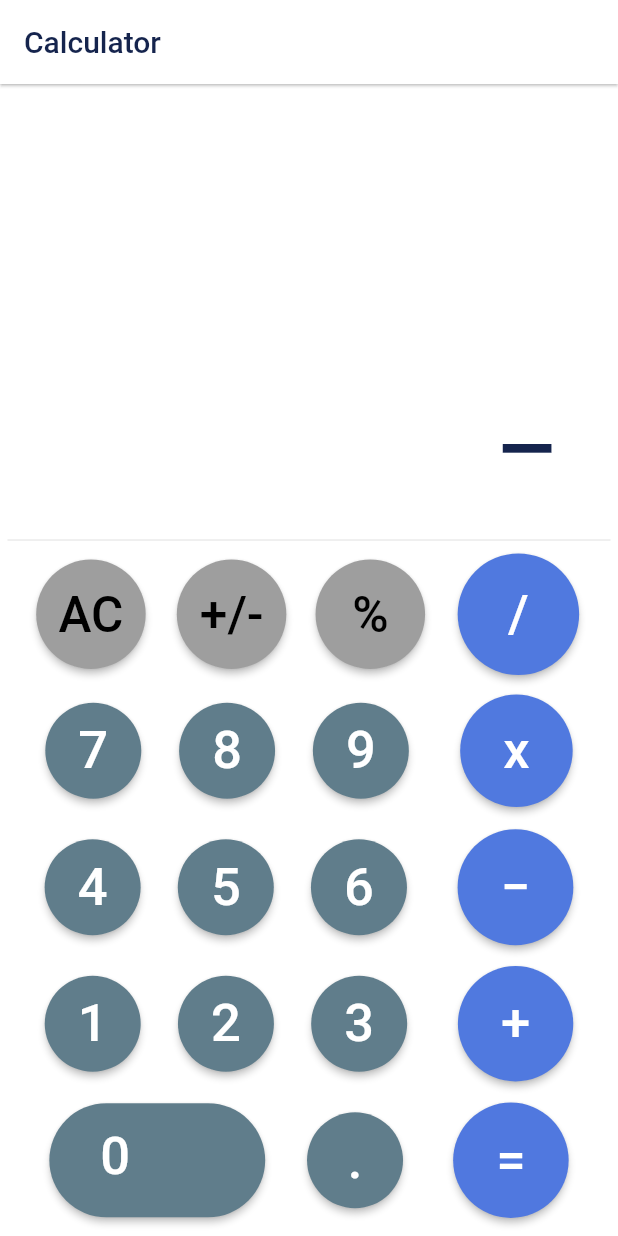
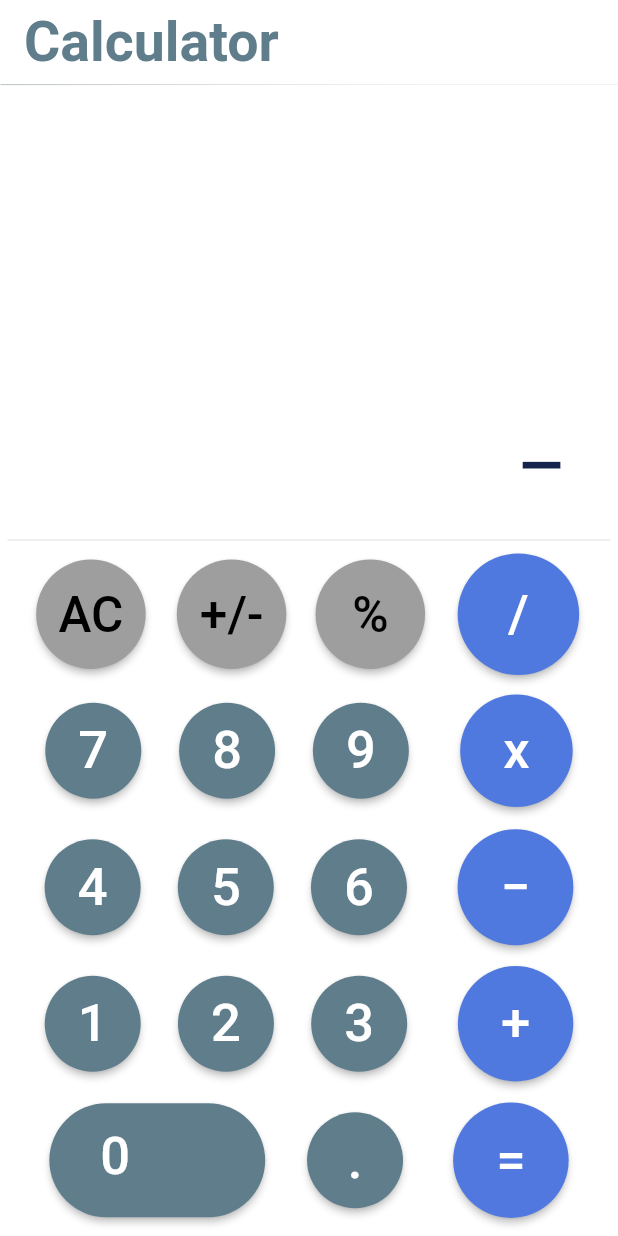
Before and after one commit to Sureiamdiamond/Flutter-Calculator-, a Flutter app: the screen it shows after launch, after a tap on "+/-", on a phone screen of 412 x 824 dp. Run offline on Flutter 3.47's test engine with Material 2 defaults, Android fonts, the phone set to English and light mode, and no system bars.

Commit message:
Design Completed

```diff
--- a/lib/Calculator.dart
+++ b/lib/Calculator.dart
@@ -5,6 +5,7 @@ class Calculator extends StatefulWidget {
   const Calculator({super.key});
 
   @override
+  // ignore: library_private_types_in_public_api
   _CalculatorState createState() => _CalculatorState();
 }
 
@@ -21,7 +22,7 @@ class _CalculatorState extends State<Calculator> {
         backgroundColor: MaterialStatePropertyAll(buttonColor),
         padding: const MaterialStatePropertyAll(EdgeInsets.all(17)),
       ),
-      child: Text('$buttonText',
+      child: Text(buttonText,
         style: TextStyle(
           fontSize: 33,
           color: textColor,
@@ -40,7 +41,7 @@ class _CalculatorState extends State<Calculator> {
         backgroundColor: MaterialStatePropertyAll(buttonColor),
         padding: const MaterialStatePropertyAll(EdgeInsets.all(20)),
       ),
-      child: Text('$buttonText',
+      child: Text(buttonText,
         style: TextStyle(
           fontSize: 35,
           color: textColor,
@@ -55,8 +56,9 @@ class _CalculatorState extends State<Calculator> {
     return Scaffold(
       backgroundColor: Colors.white,
       appBar: AppBar(
-        elevation: 0.8,
-        title: const Text('Calculator' , style: TextStyle(color:  Color(0xFF15244D)),),
+        elevation: 0.3,
+        shadowColor:  Colors.blueGrey[500],
+        title:  Text('Calculator' , style: TextStyle(color: Colors.blueGrey[500] , fontSize: 37 , fontWeight: FontWeight.bold),),
         backgroundColor: Colors.white,
       ),
       body: Padding(
@@ -70,28 +72,31 @@ class _CalculatorState extends State<Calculator> {
               child: Row(
                 mainAxisAlignment: MainAxisAlignment.end,
                 children: <Widget>[
-                  Padding(
-                    padding: const EdgeInsets.fromLTRB(8,10,13,5),
-                    child: Text('$text',
-                      textAlign: TextAlign.left,
-                      style: const TextStyle(
-                        color: Color(0xFF15244D),
-                        fontSize: 80,
+                  Flexible(
+                    child: Padding(
+                      padding: const EdgeInsets.fromLTRB(8,10,13,5),
+                      child: Text('$text',
+                        overflow: TextOverflow.visible,
+                        textAlign: TextAlign.left,
+                        style: const TextStyle(
+                          color: Color(0xFF15244D),
+                          fontSize: 62,
+                        ),
                       ),
                     ),
                   )
                 ],
               ),
             ),
-            Divider(),
-            SizedBox(height: 1,),
+            const Divider(),
+            const SizedBox(height: 1,),
             Row(
               mainAxisAlignment: MainAxisAlignment.spaceEvenly,
               children: <Widget>[
                 calButton1('AC',Colors.grey,Colors.black),
                 calButton1('+/-',Colors.grey,Colors.black),
                 calButton1(' % ',Colors.grey,Colors.black),
-                calButton('  /  ',Color(0xFF5079DF),Colors.white),
+                calButton('  /  ',const Color(0xFF5079DF),Colors.white),
               ],
             ),
             const SizedBox(height: 10,),
@@ -103,7 +108,7 @@ class _CalculatorState extends State<Calculator> {
                 calButton('9',Colors.blueGrey[500]!,Colors.white),
                 Padding(
                   padding: const EdgeInsets.only(left: 9.0),
-                  child: calButton(' x ',Color(0xFF5079DF),Colors.white),
+                  child: calButton(' x ',const Color(0xFF5079DF),Colors.white),
                 ),
               ],
             ),
@@ -116,7 +121,7 @@ class _CalculatorState extends State<Calculator> {
                 calButton('6',Colors.blueGrey[500]!,Colors.white),
                 Padding(
                   padding: const EdgeInsets.only(left: 9.0),
-                  child: calButton(' − ',Color(0xFF5079DF),Colors.white),
+                  child: calButton(' − ',const Color(0xFF5079DF),Colors.white),
                 ),
               ],
             ),
@@ -129,7 +134,7 @@ class _CalculatorState extends State<Calculator> {
                 calButton('3',Colors.blueGrey[500]!,Colors.white),
                 Padding(
                   padding:const EdgeInsets.only(left: 9.0),
-                  child: calButton(' + ',Color(0xFF5079DF),Colors.white),
+                  child: calButton(' + ',const Color(0xFF5079DF),Colors.white),
                 ),
               ],
             ),
@@ -161,7 +166,7 @@ class _CalculatorState extends State<Calculator> {
                 ),
                 Padding(
                   padding: const EdgeInsets.only(left: 3.5),
-                  child: calButton(' = ',Color(0xFF5078DF),Colors.white),
+                  child: calButton(' = ',const Color(0xFF5078DF),Colors.white),
                 ),
               ],
             ),
@@ -231,13 +236,13 @@ class _CalculatorState extends State<Calculator> {
       finalResult = doesContainDecimal(result);
     } else if(btnText == '.') {
       if(!result.toString().contains('.')) {
-        result = result.toString()+'.';
+        result = '$result.';
       }
       finalResult = result;
     }
 
     else if(btnText == '+/-') {
-      result.toString().startsWith(' − ') ? result = result.toString().substring(1): result = ' − '+result.toString();
+      result.toString().startsWith(' − ') ? result = result.toString().substring(1): result = ' − $result';
       finalResult = result;
 
     }
@@ -255,23 +260,23 @@ class _CalculatorState extends State<Calculator> {
   }
 
   String add() {
-    result = (numOne + numTwo).toString();
+    result = (numOne + numTwo).toStringAsFixed(4);
     numOne = double.parse(result);
     return doesContainDecimal(result);
   }
 
   String sub() {
-    result = (numOne - numTwo).toString();
+    result = (numOne - numTwo).toStringAsFixed(4);
     numOne = double.parse(result);
     return doesContainDecimal(result);
   }
   String mul() {
-    result = (numOne * numTwo).toString();
+    result = (numOne * numTwo).toStringAsFixed(4);
     numOne = double.parse(result);
     return doesContainDecimal(result);
   }
   String div() {
-    result = (numOne / numTwo).toString();
+    result = (numOne / numTwo).toStringAsFixed(4);
     numOne = double.parse(result);
     return doesContainDecimal(result);
   }
@@ -280,8 +285,9 @@ class _CalculatorState extends State<Calculator> {
 
     if(result.toString().contains('.')) {
       List<String> splitDecimal = result.toString().split('.');
-      if(!(int.parse(splitDecimal[1]) > 0))
+      if(!(int.parse(splitDecimal[1]) > 0)) {
         return result = splitDecimal[0].toString();
+      }
     }
     return result;
   }
--- a/lib/main.dart
+++ b/lib/main.dart
@@ -1,12 +1,20 @@
 import 'package:calculator/Calculator.dart';
 import 'package:flutter/material.dart';
+import 'package:flutter/services.dart';
 
-void main() => runApp(MyApp());
+void main() {
+  SystemChrome.setSystemUIOverlayStyle(const SystemUiOverlayStyle(
+    systemNavigationBarColor: Colors.black, // navigation bar color
+    statusBarColor: Color(0xffffffff), // status bar color
+  ));
+  SystemChrome.setEnabledSystemUIOverlays([SystemUiOverlay.top]);
+  runApp(MyApp());}
 
 class MyApp extends StatelessWidget {
   @override
   Widget build(BuildContext context) {
-    return MaterialApp(
+    return const MaterialApp(
+
       debugShowCheckedModeBanner: false,
       home: Calculator(),
     );
```
